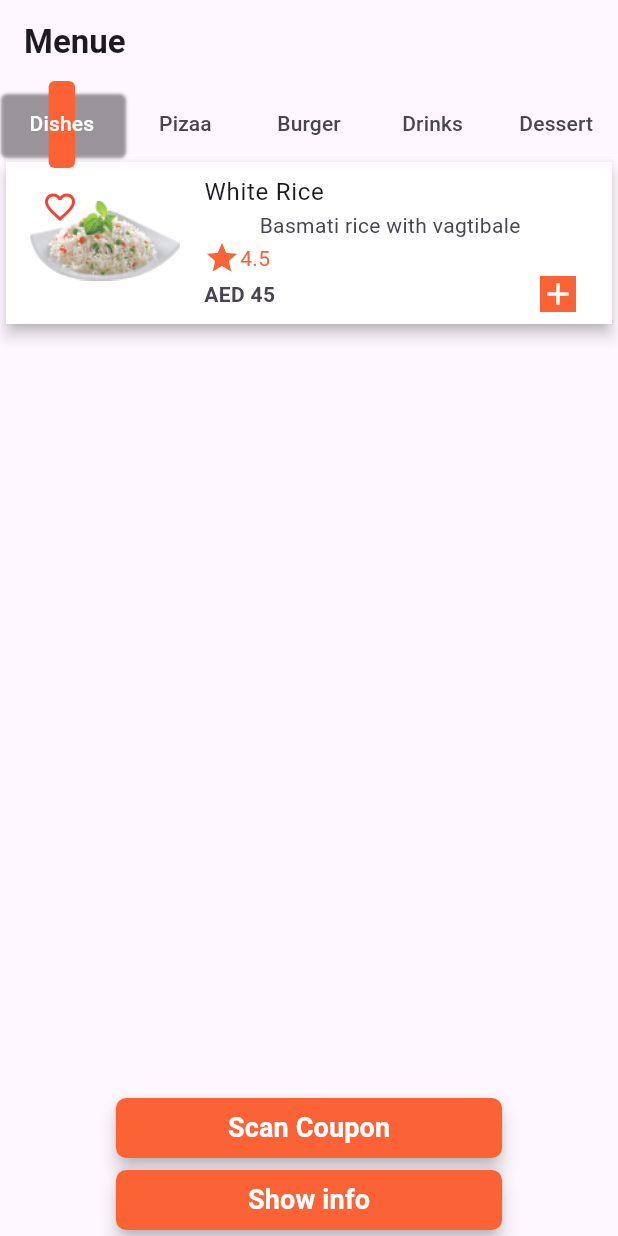
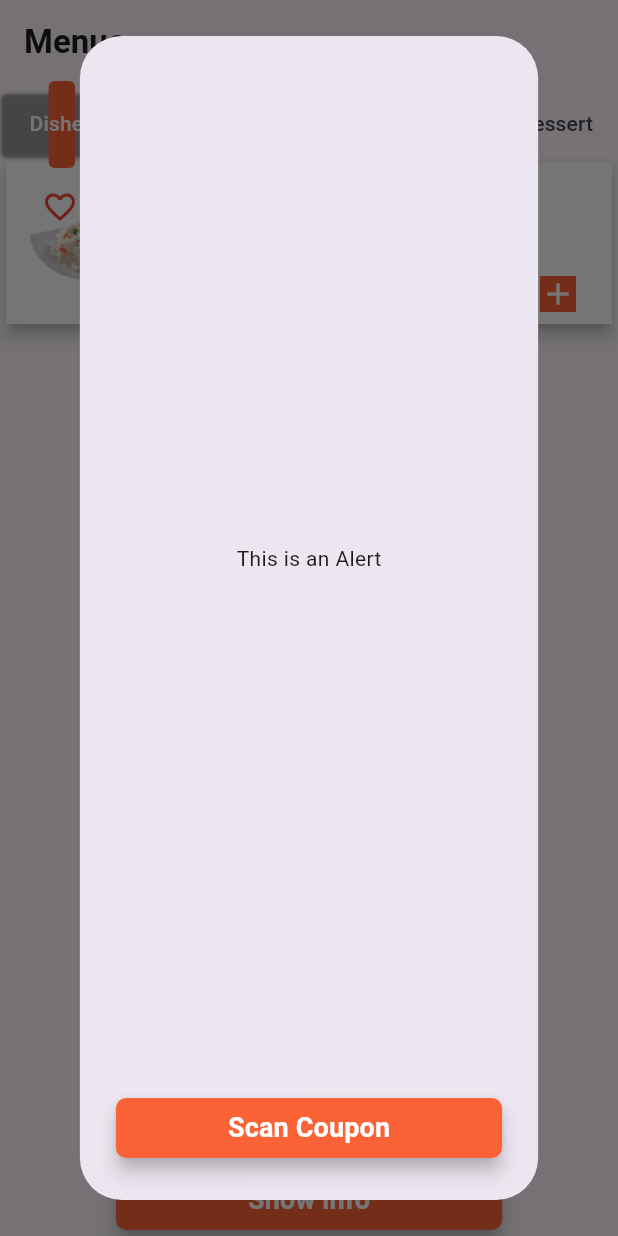
Before and after one commit to Flutter-gg-1/Restaurant-Menu-app, a Flutter app: the screen it shows after launch, after a tap on "Show info", on a phone screen of 412 x 824 dp. Run offline on Flutter 3.47's test engine with Material 3 defaults, Android fonts, the light colour scheme and no system bars.

Commit message:
add Alert Diloge

```diff
--- a/lib/src/home_page.dart
+++ b/lib/src/home_page.dart
@@ -148,7 +148,37 @@ class _HomePageState extends State<HomePage> {
                     elevation: WidgetStateProperty.all(5),
                     backgroundColor: WidgetStateProperty.all(orange),
                   ),
-                  onPressed: () {},
+                  onPressed: () {
+                    showDialog<String>(
+                      context: context,
+                      builder: (BuildContext context) => AlertDialog(
+                        content: const Center(child: Text("This is an Alert")),
+                        actions: [
+                          SizedBox(
+                            width: MediaQuery.of(context).size.width / 1.6,
+                            child: FilledButton(
+                              style: ButtonStyle(
+                                shape: WidgetStateProperty.all(
+                                    const RoundedRectangleBorder(
+                                        borderRadius: BorderRadius.all(
+                                            Radius.circular(7)))),
+                                elevation: WidgetStateProperty.all(5),
+                                backgroundColor:
+                                    WidgetStateProperty.all(orange),
+                              ),
+                              onPressed: () => Navigator.pop(context),
+                              child: const Text(
+                                  style: TextStyle(
+                                      fontWeight: FontWeight.bold,
+                                      fontSize: 18,
+                                      color: Colors.white),
+                                  "Scan Coupon"),
+                            ),
+                          ),
+                        ],
+                      ),
+                    );
+                  },
                   child: const Text(
                       style: TextStyle(
                           fontWeight: FontWeight.bold,
```
Also changed, not shown: Sample/Restaurant-Menu-app.gif (added), 1 other file.
